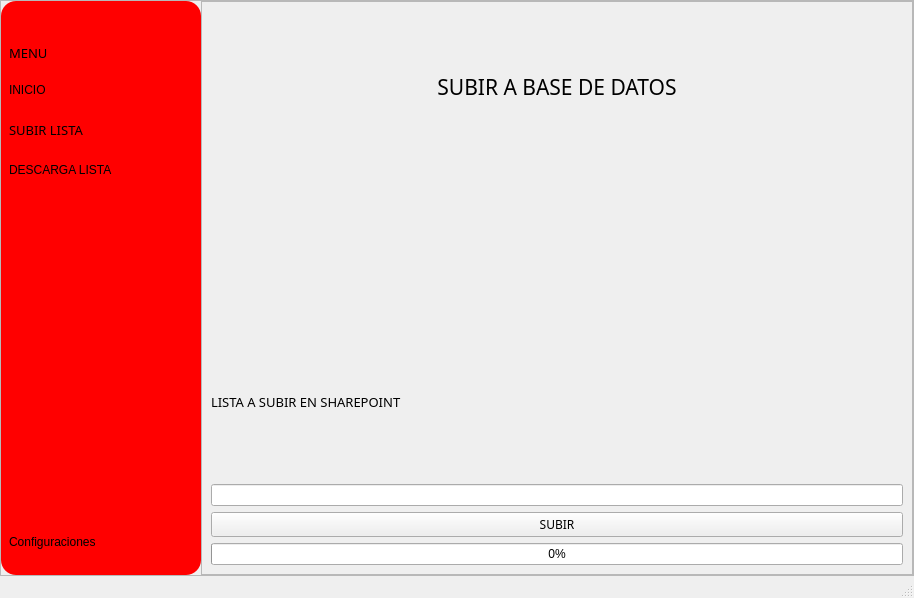
First picture: the form in Diseños/estructura_principal.ui, repository JuanH23/Automatizacion_Migracion, before the edit.
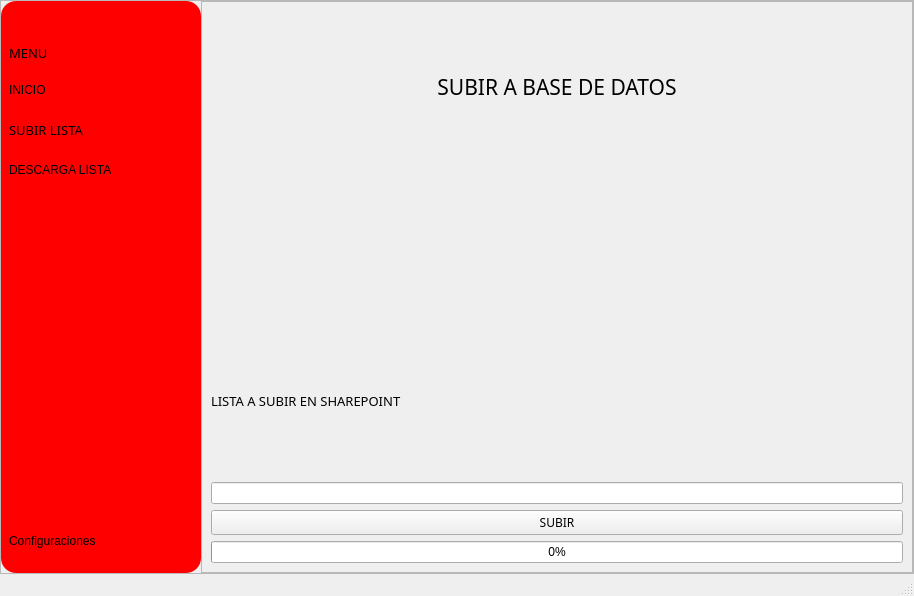
Second picture: the form after the edit. The open tabs and pages were chosen to show the change. Icons and pictures are not drawn.

Commit message: se cambia el diseño de la ventana principal

Diff of the .ui file:
```diff
--- a/Diseños/estructura_principal.ui
+++ b/Diseños/estructura_principal.ui
@@ -7,7 +7,7 @@
     <x>0</x>
     <y>0</y>
     <width>914</width>
-    <height>598</height>
+    <height>596</height>
    </rect>
   </property>
   <property name="windowTitle">
```
Left out of the diff: 2 changed lines with no effect on the pictures. The commit also changes 7 other files.
